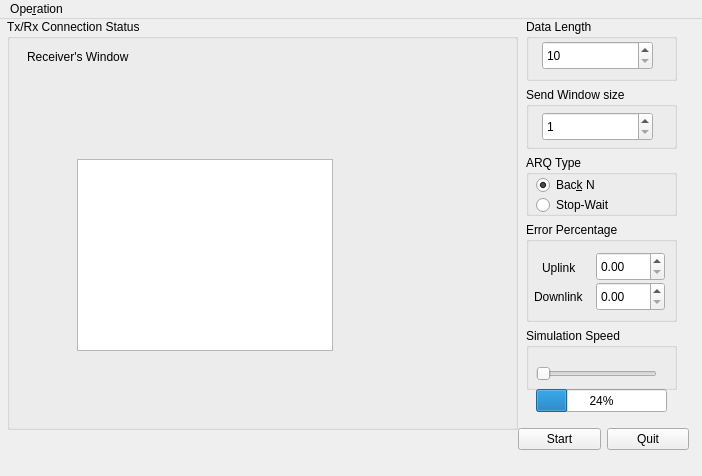
Before: the Qt Designer form UI/netsim_ui/netsim_mainwindow.ui in enderdzz/NetworkTask, drawn with Qt 5.
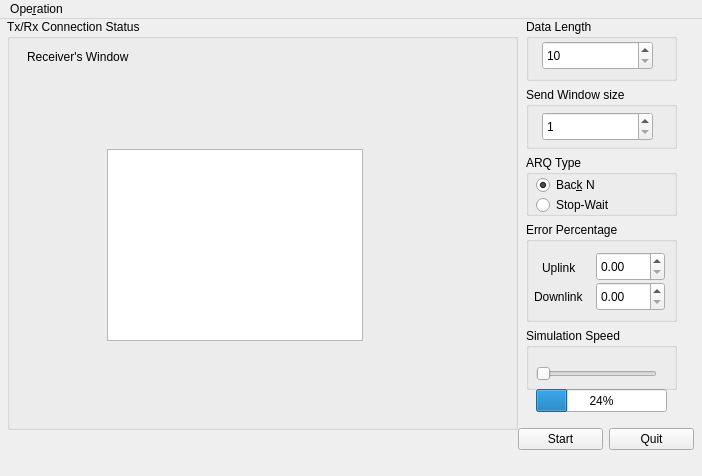
After: the same form once the commit is applied. Custom widgets are drawn as their Qt base class.

The edit to the form file:
```diff
--- a/UI/netsim_ui/netsim_mainwindow.ui
+++ b/UI/netsim_ui/netsim_mainwindow.ui
@@ -25,7 +25,7 @@
      <rect>
       <x>518</x>
       <y>400</y>
-      <width>171</width>
+      <width>176</width>
       <height>41</height>
      </rect>
     </property>
@@ -297,8 +297,8 @@
     <widget class="QTreeView" name="treeView">
      <property name="geometry">
       <rect>
-       <x>70</x>
-       <y>140</y>
+       <x>100</x>
+       <y>130</y>
        <width>256</width>
        <height>192</height>
       </rect>
```
Left out of the diff: 11 changed lines with no effect on the pictures.
